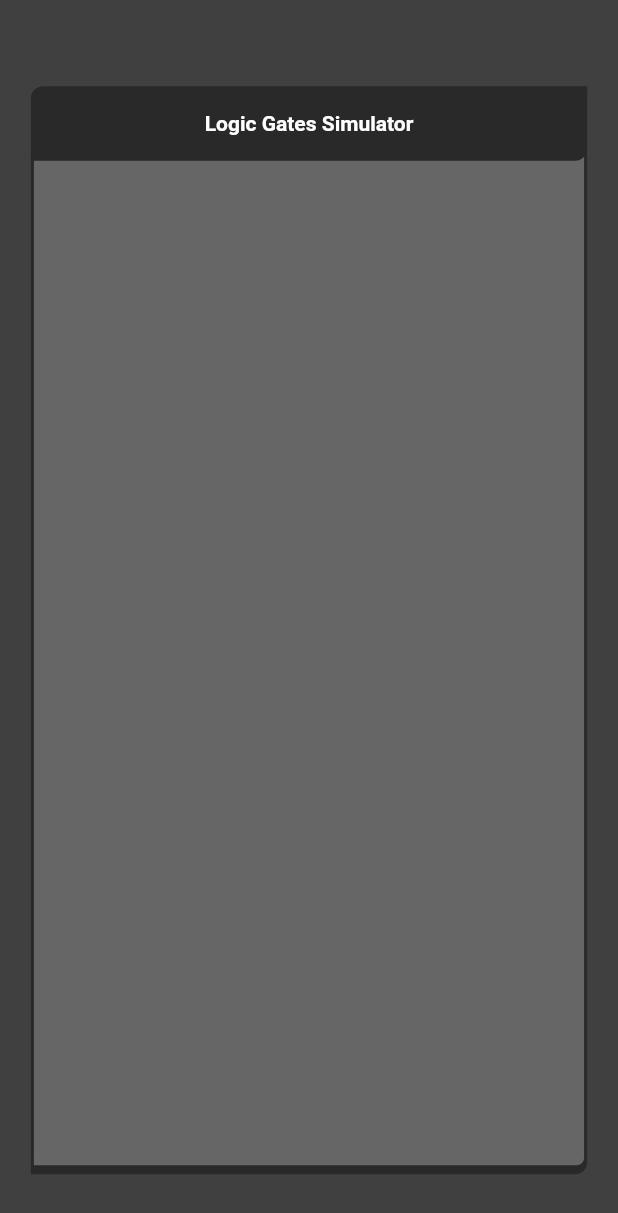
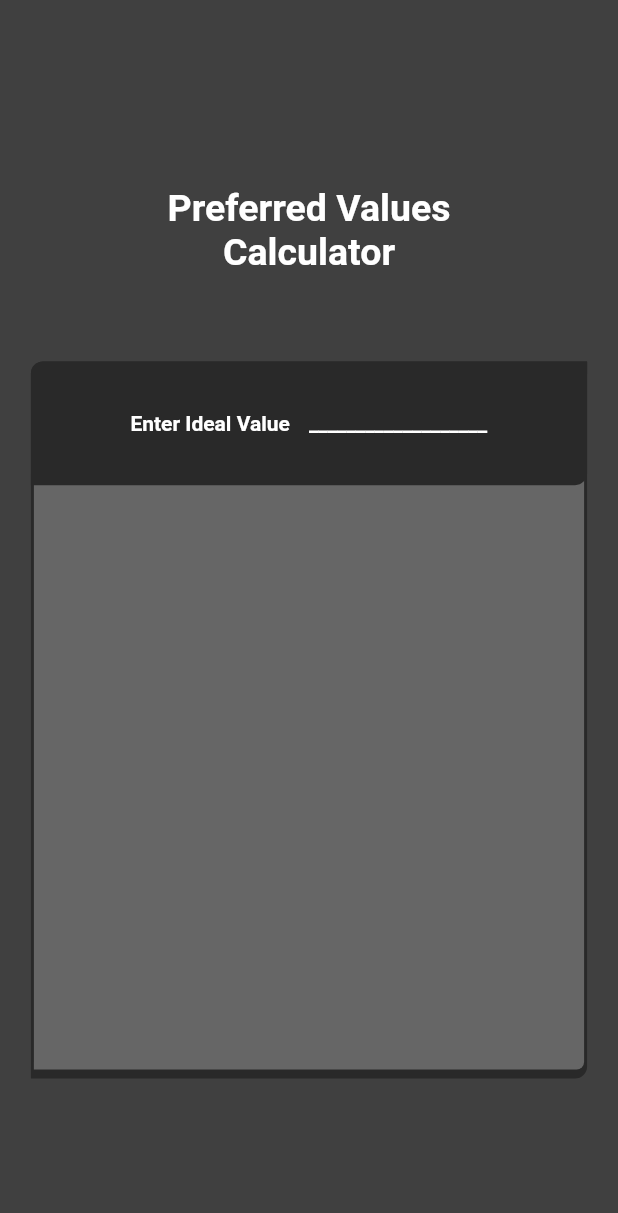
Before and after one commit to Pumaxx/ElectronicsPocketTools-Flutter, a Flutter app: the screen it shows after launch, on a phone screen of 412 x 824 dp. Shown: the top 1213 px of the screen. Run offline on Flutter 3.47's test engine with Material 2 defaults, Android fonts, the light colour scheme and no system bars; drawn by our look-alikes of auto_size_text.

Commit message:
Added PreferredValues UI base

```diff
--- a/lib/UI/preferred_values.dart
+++ b/lib/UI/preferred_values.dart
@@ -0,0 +1,111 @@
+import 'package:flutter/material.dart';
+import 'package:auto_size_text/auto_size_text.dart';
+import '../main_menu.dart';
+import 'UI_recorces/tool_containers.dart';
+
+class PreferredValuesPage extends StatefulWidget {
+  const PreferredValuesPage({super.key});
+
+  @override
+  State<PreferredValuesPage> createState() => _PreferredValuesPageState();
+}
+
+class _PreferredValuesPageState extends State<PreferredValuesPage> {
+  @override
+  Widget build(BuildContext context) {
+    final double statusBarHeight = MediaQuery.of(context).padding.top;
+    final double screenHeight =
+        MediaQuery.of(context).size.height - statusBarHeight;
+    final double screenWidth = MediaQuery.of(context).size.width;
+
+    return Scaffold(
+      backgroundColor: customColors.backgroundTool,
+      body: SafeArea(
+        top: true,
+        child: ListView(
+          children: [
+            SizedBox(height: screenHeight * 0.15),
+            SizedBox(
+              height: screenHeight * 0.0725,
+              child: Row(
+                children: [
+                  SizedBox(width: screenWidth * 0.2),
+                  SizedBox(
+                    width: screenWidth * 0.6,
+                    child: const Center(
+                      child: AutoSizeText(
+                        'Preferred Values Calculator',
+                        textAlign: TextAlign.center,
+                        style: TextStyle(
+                          fontWeight: FontWeight.bold,
+                          fontSize: 25.0,
+                        ),
+                        maxLines: 2,
+                      ),
+                    ),
+                  ),
+                  SizedBox(width: screenWidth * 0.2),
+                ],
+              ),
+            ),
+            SizedBox(height: screenHeight * 0.07),
+            Row(
+              children: [
+                SizedBox(width: screenWidth * 0.05),
+                Column(
+                  children: [
+                    Stack(
+                      children: [
+                        TollContainer(
+                          height: screenHeight * 0.58,
+                          width: screenWidth * 0.9,
+                        ),
+                        Container(
+                          width: screenWidth * 0.9,
+                          height: screenHeight * 0.1,
+                          decoration: BoxDecoration(
+                            color: customColors.main,
+                            borderRadius: const BorderRadius.only(
+                                topLeft: Radius.circular(8.0),
+                                bottomRight: Radius.circular(8.0)),
+                          ),
+                          child: Row(
+                            children: [
+                              SizedBox(width: screenWidth * 0.13),
+                              SizedBox(
+                                width: screenWidth * 0.32,
+                                child: const Center(
+                                  child: AutoSizeText(
+                                    "Enter Ideal Value",
+                                    maxLines: 1,
+                                    style:
+                                        TextStyle(fontWeight: FontWeight.bold),
+                                  ),
+                                ),
+                              ),
+                              SizedBox(
+                                width: screenWidth * 0.32,
+                                child: const AutoSizeText(
+                                  "___________________",
+                                  maxLines: 1,
+                                  style: TextStyle(fontWeight: FontWeight.bold),
+                                ),
+                              ),
+                              SizedBox(width: screenWidth * 0.13),
+                            ],
+                          ),
+                        ),
+                      ],
+                    ),
+                  ],
+                ),
+                SizedBox(width: screenWidth * 0.05),
+              ],
+            ),
+            SizedBox(height: screenHeight * 0.125),
+          ],
+        ),
+      ),
+    );
+  }
+}
--- a/lib/main_menu.dart
+++ b/lib/main_menu.dart
@@ -4,6 +4,7 @@ import 'UI/UI_recorces/colors.dart';
 import 'UI/amplification_suppression.dart';
 import 'UI/digital_filters.dart';
 import 'UI/logic_gates.dart';
+import 'UI/preferred_values.dart';
 
 const customColors = CustomColors();
 
@@ -17,7 +18,7 @@ class ElectronicsPocketTools extends StatelessWidget {
   @override
   Widget build(BuildContext context) {
     return MaterialApp(
-      home: const LogicGatesPage(),
+      home: const PreferredValuesPage(),
       debugShowCheckedModeBanner: false,
       theme: ThemeData.dark(),
     );
```
